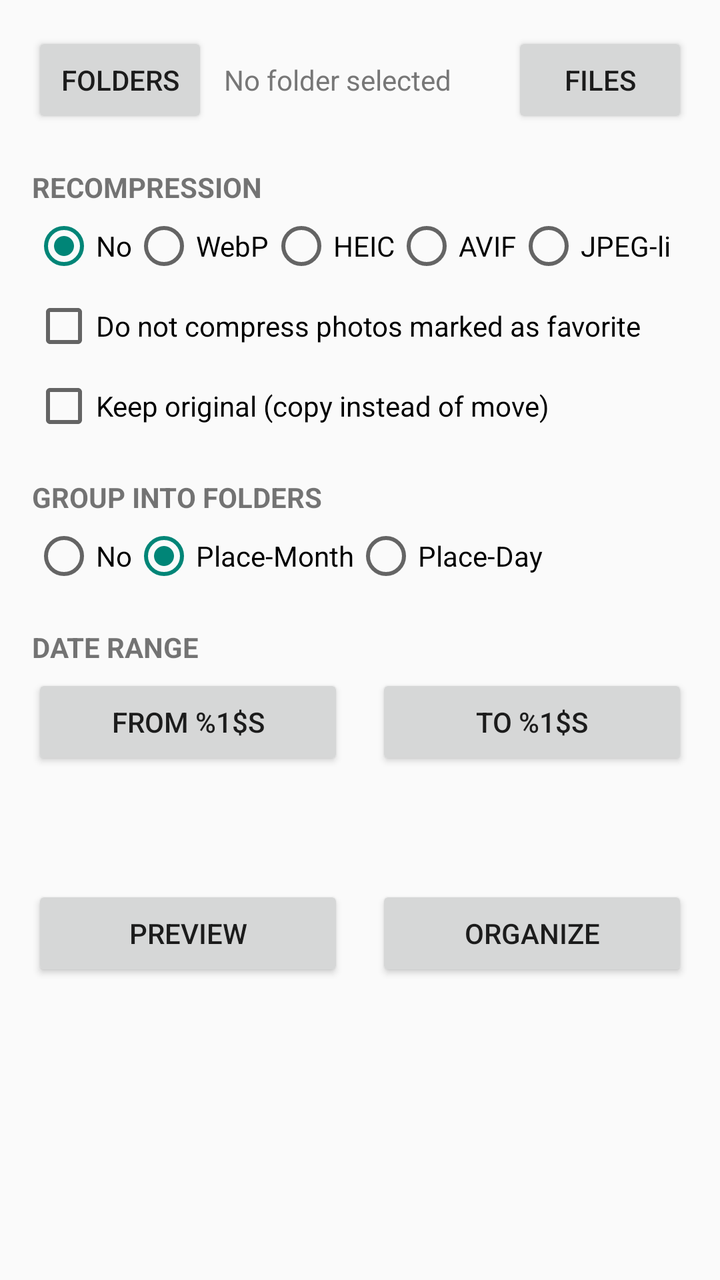
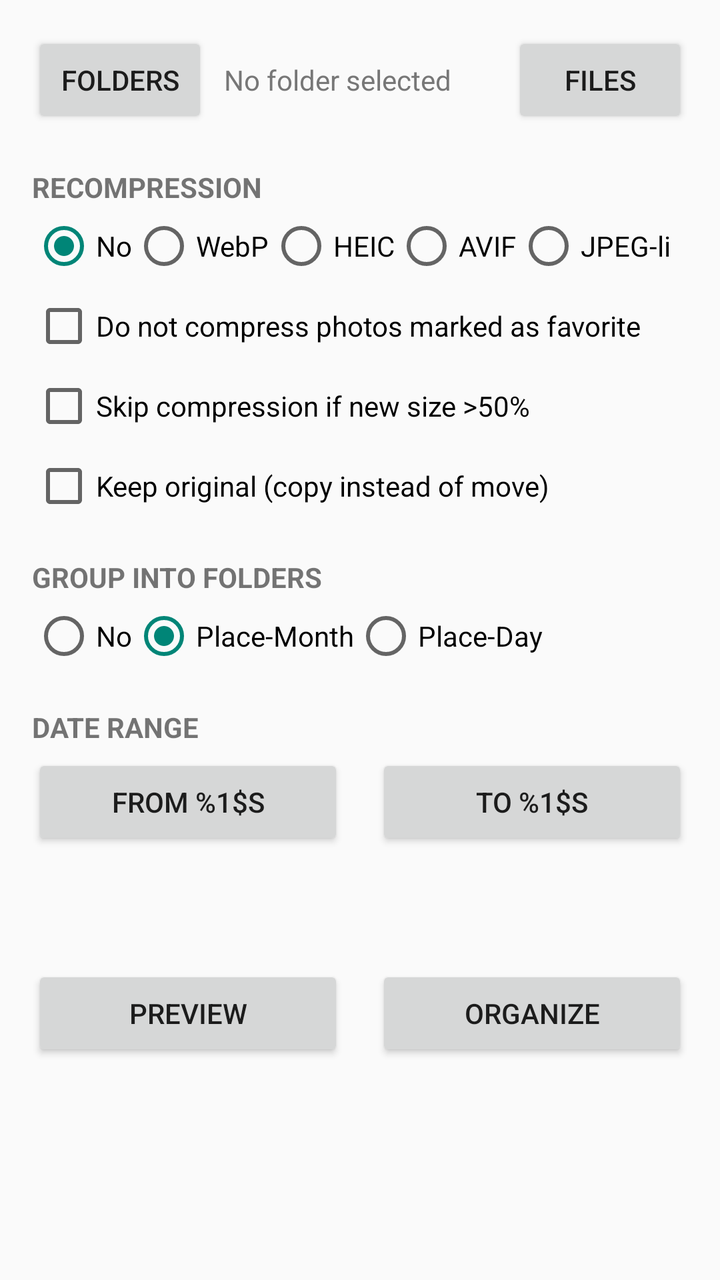

The first picture is an Android layout as it rendered before a commit; the second is the same layout after the commit. The layout source and the unified diff follow.
<!-- AndroidManifest.xml: activity theme Theme.DCIMSort -->
<!-- res/layout/activity_main.xml -->
<?xml version="1.0" encoding="utf-8"?>
<ScrollView xmlns:android="http://schemas.android.com/apk/res/android"
    android:layout_width="match_parent"
    android:layout_height="match_parent"
    android:fillViewport="true">

    <LinearLayout
        android:layout_width="match_parent"
        android:layout_height="wrap_content"
        android:orientation="vertical"
        android:padding="16dp">

        
        <LinearLayout
            android:layout_width="match_parent"
            android:layout_height="wrap_content"
            android:gravity="center_vertical"
            android:orientation="horizontal">

            <Button
                android:id="@+id/btn_browse"
                android:layout_width="wrap_content"
                android:layout_height="wrap_content"
                android:text="@string/browse" />

            <TextView
                android:id="@+id/txt_folder"
                android:layout_width="0dp"
                android:layout_height="wrap_content"
                android:layout_weight="1"
                android:layout_marginStart="8dp"
                android:layout_marginEnd="8dp"
                android:ellipsize="middle"
                android:gravity="center_vertical|start"
                android:singleLine="true"
                android:text="@string/no_folder_selected"
                android:textColor="#777777" />

            <Button
                android:id="@+id/btn_files"
                android:layout_width="wrap_content"
                android:layout_height="wrap_content"
                android:text="@string/pick_files" />
        </LinearLayout>

        
        <TextView
            android:layout_width="match_parent"
            android:layout_height="wrap_content"
            android:layout_marginTop="20dp"
            android:text="@string/recompress_label"
            android:textAllCaps="true"
            android:textStyle="bold" />

        <RadioGroup
            android:id="@+id/radio_compressmode"
            android:layout_width="match_parent"
            android:layout_height="wrap_content"
            android:layout_marginTop="4dp"
            android:orientation="horizontal">

            <RadioButton
                android:id="@+id/radio_compressnone"
                android:layout_width="wrap_content"
                android:layout_height="wrap_content"
                android:checked="true"
                android:text="@string/compressmode_none" />

            <RadioButton
                android:id="@+id/radio_compresswebp"
                android:layout_width="wrap_content"
                android:layout_height="wrap_content"
                android:text="@string/compressmode_webp" />

            <RadioButton
                android:id="@+id/radio_compressheic"
                android:layout_width="wrap_content"
                android:layout_height="wrap_content"
                android:text="@string/compressmode_heic" />

            <RadioButton
                android:id="@+id/radio_compressavif"
                android:layout_width="wrap_content"
                android:layout_height="wrap_content"
                android:text="@string/compressmode_avif" />

            <RadioButton
                android:id="@+id/radio_compressjpeg"
                android:layout_width="wrap_content"
                android:layout_height="wrap_content"
                android:text="@string/compressmode_jpeg" />
        </RadioGroup>

        
        <LinearLayout
            android:id="@+id/quality_group"
            android:layout_width="match_parent"
            android:layout_height="wrap_content"
            android:layout_marginTop="4dp"
            android:orientation="vertical"
            android:visibility="gone">

            <TextView
                android:id="@+id/txt_quality"
                android:layout_width="wrap_content"
                android:layout_height="wrap_content"
                android:text="@string/quality_label" />

            <SeekBar
                android:id="@+id/seek_quality"
                android:layout_width="match_parent"
                android:layout_height="wrap_content"
                android:max="100"
                android:progress="80" />
        </LinearLayout>

        <CheckBox
            android:id="@+id/check_skip_fav"
            android:layout_width="match_parent"
            android:layout_height="wrap_content"
            android:layout_marginTop="8dp"
            android:text="@string/skip_favorites" />

        <CheckBox
            android:id="@+id/check_keep_original"
            android:layout_width="match_parent"
            android:layout_height="wrap_content"
            android:layout_marginTop="8dp"
            android:text="@string/keep_original" />

        
        <TextView
            android:layout_width="match_parent"
            android:layout_height="wrap_content"
            android:layout_marginTop="20dp"
            android:text="@string/groupfolder_label"
            android:textAllCaps="true"
            android:textStyle="bold" />

        <RadioGroup
            android:id="@+id/radio_groupmode"
            android:layout_width="match_parent"
            android:layout_height="wrap_content"
            android:layout_marginTop="4dp"
            android:orientation="horizontal">

            <RadioButton
                android:id="@+id/radio_groupnone"
                android:layout_width="wrap_content"
                android:layout_height="wrap_content"
                android:text="@string/groupmode_none" />

            <RadioButton
                android:id="@+id/radio_groupplacemonth"
                android:layout_width="wrap_content"
                android:layout_height="wrap_content"
                android:checked="true"
                android:text="@string/groupmode_placemonth" />

            <RadioButton
                android:id="@+id/radio_groupplaceday"
                android:layout_width="wrap_content"
                android:layout_height="wrap_content"
                android:text="@string/groupmode_placeday" />
        </RadioGroup>

        
        <LinearLayout
            android:id="@+id/date_range_group"
            android:layout_width="match_parent"
            android:layout_height="wrap_content"
            android:orientation="vertical">

            <TextView
                android:layout_width="match_parent"
                android:layout_height="wrap_content"
                android:layout_marginTop="20dp"
                android:text="@string/date_range_label"
                android:textAllCaps="true"
                android:textStyle="bold" />

            <LinearLayout
                android:layout_width="match_parent"
                android:layout_height="wrap_content"
                android:layout_marginTop="4dp"
                android:orientation="horizontal">

                <Button
                    android:id="@+id/btn_date_from"
                    android:layout_width="0dp"
                    android:layout_height="wrap_content"
                    android:layout_marginEnd="8dp"
                    android:layout_weight="1"
                    android:text="@string/date_from_label" />

                <Button
                    android:id="@+id/btn_date_to"
                    android:layout_width="0dp"
                    android:layout_height="wrap_content"
                    android:layout_marginStart="8dp"
                    android:layout_weight="1"
                    android:text="@string/date_to_label" />
            </LinearLayout>
        </LinearLayout>

        
        <TextView
            android:id="@+id/txt_plan"
            android:layout_width="match_parent"
            android:layout_height="wrap_content"
            android:layout_marginTop="16dp"
            android:textSize="16sp"
            android:textStyle="bold" />

        
        <LinearLayout
            android:layout_width="match_parent"
            android:layout_height="wrap_content"
            android:layout_marginTop="20dp"
            android:orientation="horizontal">

            <Button
                android:id="@+id/btn_preview"
                android:layout_width="0dp"
                android:layout_height="wrap_content"
                android:layout_marginEnd="8dp"
                android:layout_weight="1"
                android:text="@string/preview" />

            <Button
                android:id="@+id/btn_organize"
                android:layout_width="0dp"
                android:layout_height="wrap_content"
                android:layout_marginStart="8dp"
                android:layout_weight="1"
                android:text="@string/organize" />
        </LinearLayout>

        
        <LinearLayout
            android:id="@+id/progress_group"
            android:layout_width="match_parent"
            android:layout_height="wrap_content"
            android:layout_marginTop="24dp"
            android:orientation="vertical"
            android:visibility="gone">

            <ProgressBar
                android:id="@+id/progress_bar"
                style="?android:attr/progressBarStyleHorizontal"
                android:layout_width="match_parent"
                android:layout_height="wrap_content"
                android:max="100" />

            <TextView
                android:id="@+id/txt_progress"
                android:layout_width="match_parent"
                android:layout_height="wrap_content"
                android:layout_marginTop="4dp" />

            <Button
                android:id="@+id/btn_stop"
                android:layout_width="wrap_content"
                android:layout_height="wrap_content"
                android:layout_gravity="end"
                android:layout_marginTop="4dp"
                android:text="@string/stop" />
        </LinearLayout>

    </LinearLayout>
</ScrollView>
<!-- resources referenced by this layout -->
<resources>
  <string name="browse">Folders</string>
  <string name="compressmode_avif">AVIF</string>
  <string name="compressmode_heic">HEIC</string>
  <string name="compressmode_jpeg">JPEG-li</string>
  <string name="compressmode_none">No</string>
  <string name="compressmode_webp">WebP</string>
  <string name="date_from_label">From %1$s</string>
  <string name="date_range_label">Date range</string>
  <string name="date_to_label">To %1$s</string>
  <string name="groupfolder_label">Group into folders</string>
  <string name="groupmode_none">No</string>
  <string name="groupmode_placeday">Place-Day</string>
  <string name="groupmode_placemonth">Place-Month</string>
  <string name="keep_original">Keep original (copy instead of move)</string>
  <string name="no_folder_selected">No folder selected</string>
  <string name="organize">Organize</string>
  <string name="pick_files">Files</string>
  <string name="preview">Preview</string>
  <string name="quality_label">Quality: %1$d</string>
  <string name="recompress_label">Recompression</string>
  <string name="skip_favorites">Do not compress photos marked as favorite</string>
  <string name="stop">Stop</string>
  <style name="Theme.DCIMSort" parent="android:Theme.Material.Light.NoActionBar" />
</resources>

<!-- the commit's change to res/layout/activity_main.xml (unified diff, before → after) -->
@@ -122,6 +122,13 @@
             android:text="@string/skip_favorites" />
 
         <CheckBox
+            android:id="@+id/check_skip_low_gain"
+            android:layout_width="match_parent"
+            android:layout_height="wrap_content"
+            android:layout_marginTop="8dp"
+            android:text="@string/skip_low_gain" />
+
+        <CheckBox
             android:id="@+id/check_keep_original"
             android:layout_width="match_parent"
             android:layout_height="wrap_content"
<!-- resource entries referenced after the edit -->
@@ -21,6 +21,7 @@
   <string name="quality_label">Quality: %1$d</string>
   <string name="recompress_label">Recompression</string>
   <string name="skip_favorites">Do not compress photos marked as favorite</string>
+  <string name="skip_low_gain">Skip compression if new size &gt;50%</string>
   <string name="stop">Stop</string>
   <style name="Theme.DCIMSort" parent="android:Theme.Material.Light.NoActionBar" />
 </resources>
